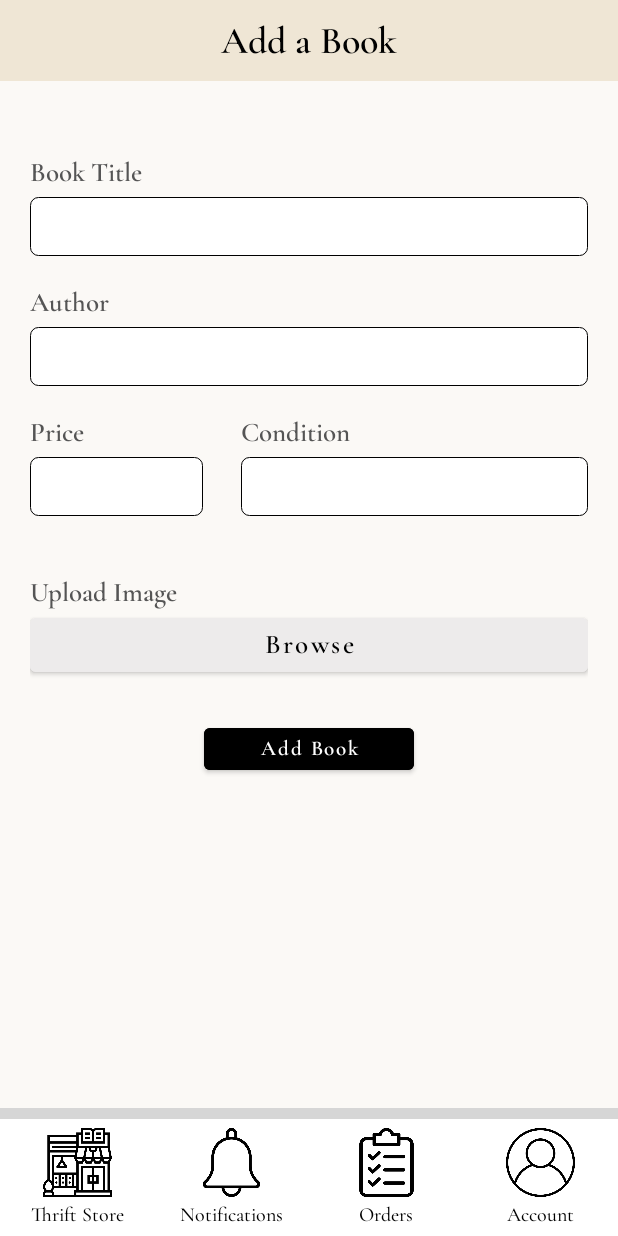
After one commit to gwyneth-ang/MOBDEVE-S15-Group-9, an Android app: the layout add_a_book.xml on its own in the app's theme, with its tools: preview values and no code run, on a phone screen of 412 x 824 dp. The commit adds this screen. Run offline under Robolectric (Android 15) with nearby library versions, the phone set to English and light mode, and no system bars; grey boxes are pictures that could not be loaded.

Commit message:
placed add book

```diff
--- /dev/null
+++ b/BookBay/app/src/main/res/drawable/custom_add_and_edit_text.xml
@@ -0,0 +1,18 @@
+<?xml version="1.0" encoding="utf-8"?>
+<selector xmlns:android="http://schemas.android.com/apk/res/android">
+    <item android:state_enabled="true">
+        <shape android:shape="rectangle">
+            <solid android:color="@android:color/white" />
+            <corners android:radius="5dp"/>
+            <stroke android:color="#000000" android:width="0.5dp"/>
+        </shape>
+    </item>
+
+    <item android:state_enabled="true" android:state_focused="true">
+        <shape android:shape="rectangle">
+            <solid android:color="@android:color/white" />
+            <corners android:radius="5dp"/>
+            <stroke android:color="#000000" android:width="1dp"/>
+        </shape>
+    </item>
+</selector>
--- /dev/null
+++ b/BookBay/app/src/main/res/layout/add_a_book.xml
@@ -0,0 +1,179 @@
+<?xml version="1.0" encoding="utf-8"?>
+<androidx.constraintlayout.widget.ConstraintLayout xmlns:android="http://schemas.android.com/apk/res/android"
+    xmlns:app="http://schemas.android.com/apk/res-auto"
+    xmlns:tools="http://schemas.android.com/tools"
+    android:layout_width="match_parent"
+    android:layout_height="match_parent"
+    android:background="#FBF9F6">
+
+    <TextView
+        android:id="@+id/tvAddABook"
+        android:layout_width="match_parent"
+        android:layout_height="54dp"
+        android:background="#EFE6D5"
+        android:fontFamily="@font/cormorant_garamond_semibold"
+        android:gravity="center"
+        android:text="Add a Book"
+        android:textColor="#000000"
+        android:textSize="25sp"
+        app:layout_constraintEnd_toEndOf="parent"
+        app:layout_constraintStart_toStartOf="parent"
+        app:layout_constraintTop_toTopOf="parent" />
+
+    <LinearLayout
+        android:id="@+id/ll_add_a_book"
+        android:layout_width="match_parent"
+        android:layout_height="wrap_content"
+        android:background="#FBF9F6"
+        android:orientation="vertical"
+        android:paddingLeft="20sp"
+        android:paddingRight="20sp"
+        android:layout_marginTop="50sp"
+        app:layout_constraintTop_toBottomOf="@+id/tvAddABook">
+
+        <TextView
+            android:id="@+id/Tv_bookTitle_addBook"
+            android:layout_width="wrap_content"
+            android:layout_height="wrap_content"
+            android:fontFamily="@font/cormorant_garamond_semibold"
+            android:text="Book Title"
+            android:textColor="#555555"
+            android:textSize="18dp" />
+
+        <EditText
+            android:id="@+id/Et_bookTitle_addBook"
+            android:layout_width="match_parent"
+            android:layout_height="39dp"
+            android:background="@drawable/custom_add_and_edit_text"
+            android:ems="10"
+            android:layout_marginTop="5dp"
+            android:layout_marginBottom="20dp"
+            android:inputType="textPersonName"
+            />
+
+        <TextView
+            android:id="@+id/Tv_author_addBook"
+            android:layout_width="wrap_content"
+            android:layout_height="wrap_content"
+            android:text="Author"
+            android:fontFamily="@font/cormorant_garamond_semibold"
+            android:textColor="#555555"
+            android:textSize="18dp" />
+
+        <EditText
+            android:id="@+id/Et_author_addBook"
+            android:layout_width="match_parent"
+            android:ems="10"
+            android:layout_height="39dp"
+            android:background="@drawable/custom_add_and_edit_text"
+            android:layout_marginTop="5dp"
+            android:layout_marginBottom="20dp"
+            android:inputType="textPersonName" />
+
+        <LinearLayout
+            android:id="@+id/ll_priceAndCondition_addBook"
+            android:layout_width="match_parent"
+            android:layout_height="wrap_content"
+            android:orientation="horizontal">
+
+            <LinearLayout
+                android:layout_width="wrap_content"
+                android:layout_height="match_parent"
+                android:orientation="vertical">
+
+                <TextView
+                    android:id="@+id/Tv_price_addBook"
+                    android:layout_width="wrap_content"
+                    android:layout_height="wrap_content"
+                    android:text="Price"
+                    android:fontFamily="@font/cormorant_garamond_semibold"
+                    android:textColor="#555555"
+                    android:textSize="18dp"/>
+
+                <EditText
+                    android:id="@+id/Et_price_addBook"
+                    android:layout_width="115dp"
+                    android:ems="10"
+                    android:layout_height="39dp"
+                    android:background="@drawable/custom_add_and_edit_text"
+                    android:layout_marginTop="5dp"
+                    android:layout_marginBottom="20dp"
+                    android:inputType="numberDecimal"
+                    />
+
+            </LinearLayout>
+
+            <LinearLayout
+                android:layout_width="match_parent"
+                android:layout_height="match_parent"
+                android:layout_marginLeft="25dp"
+                android:orientation="vertical">
+
+                <TextView
+                    android:id="@+id/Tv_condition_addBook"
+                    android:layout_width="match_parent"
+                    android:layout_height="wrap_content"
+                    android:text="Condition"
+                    android:fontFamily="@font/cormorant_garamond_semibold"
+                    android:textColor="#555555"
+                    android:textSize="18dp"/>
+
+                <Spinner
+                    android:id="@+id/Spinner_addBook"
+                    android:layout_width="match_parent"
+                    android:layout_height="39dp"
+                    android:background="@drawable/custom_add_and_edit_text"
+                    android:layout_marginTop="5dp"
+                    android:layout_marginBottom="20dp"
+                    />
+            </LinearLayout>
+        </LinearLayout>
+
+        <TextView
+            android:id="@+id/Tv_uploadImage_addBook"
+            android:layout_width="wrap_content"
+            android:layout_height="wrap_content"
+            android:fontFamily="@font/cormorant_garamond_semibold"
+            android:text="Upload Image"
+            android:layout_marginTop="20dp"
+            android:textColor="#555555"
+            android:textSize="18dp" />
+
+        <Button
+            android:id="@+id/Bt_browse_addBook"
+            android:backgroundTint="#EDEBEB"
+            android:layout_width="match_parent"
+            android:layout_height="wrap_content"
+            android:fontFamily="@font/cormorant_garamond_semibold"
+            android:gravity="center"
+            android:textAllCaps="false"
+            android:textSize="18dp"
+            android:textColor="#000000"
+            android:text="Browse" />
+    </LinearLayout>
+
+    <androidx.constraintlayout.widget.ConstraintLayout
+        android:layout_width="match_parent"
+        android:layout_height="wrap_content"
+        android:layout_marginTop="25dp"
+        app:layout_constraintTop_toBottomOf="@+id/ll_add_a_book"
+        >
+
+        <Button
+            android:id="@+id/Bt_addBook"
+            android:layout_width="140dp"
+            android:layout_height="40dp"
+            android:backgroundTint="#000000"
+            android:fontFamily="@font/cormorant_garamond_semibold"
+            android:gravity="center"
+            android:text="Add Book"
+            android:textAllCaps="false"
+            android:textSize="14dp"
+            app:layout_constraintEnd_toEndOf="parent"
+            app:layout_constraintStart_toStartOf="parent"
+            app:layout_constraintTop_toTopOf="parent"/>
+
+    </androidx.constraintlayout.widget.ConstraintLayout>
+    <include layout="@layout/navigation_bar" />
+
+</androidx.constraintlayout.widget.ConstraintLayout>
--- a/BookBay/app/src/main/res/values/strings.xml
+++ b/BookBay/app/src/main/res/values/strings.xml
@@ -1,3 +1,8 @@
 <resources>
     <string name="app_name">BookBay</string>
+    <string-array name="conditions">
+        <item>"New"</item>
+        <item>"Good"</item>
+        <item>"Acceptable"</item>
+    </string-array>
 </resources>
```
